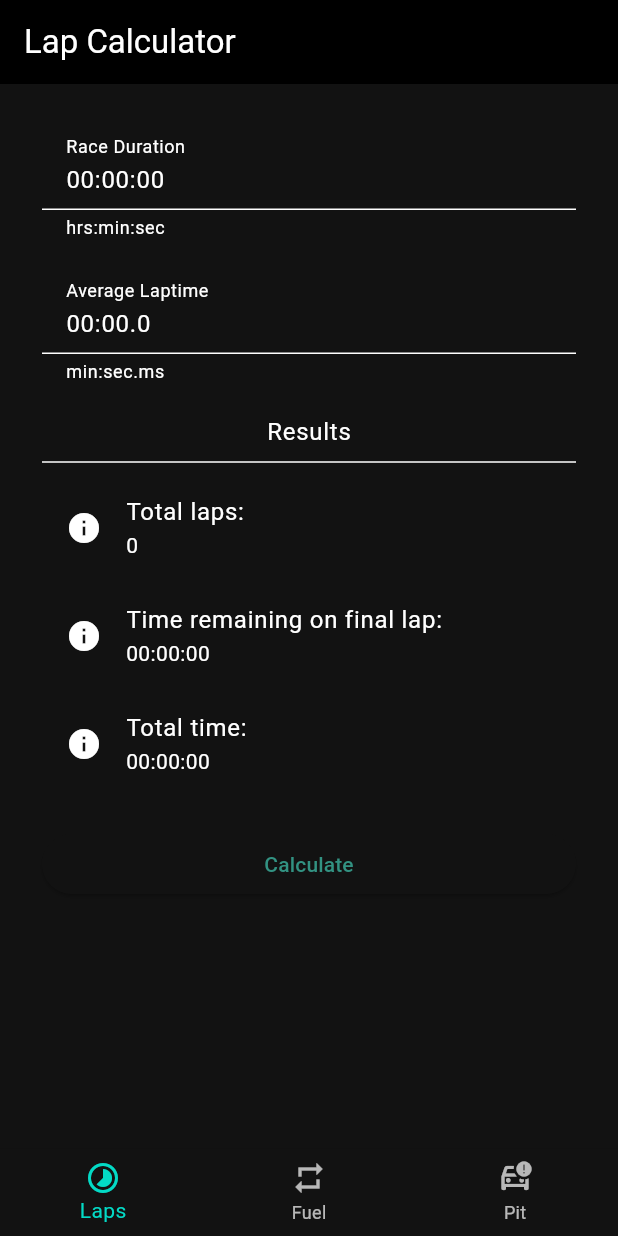
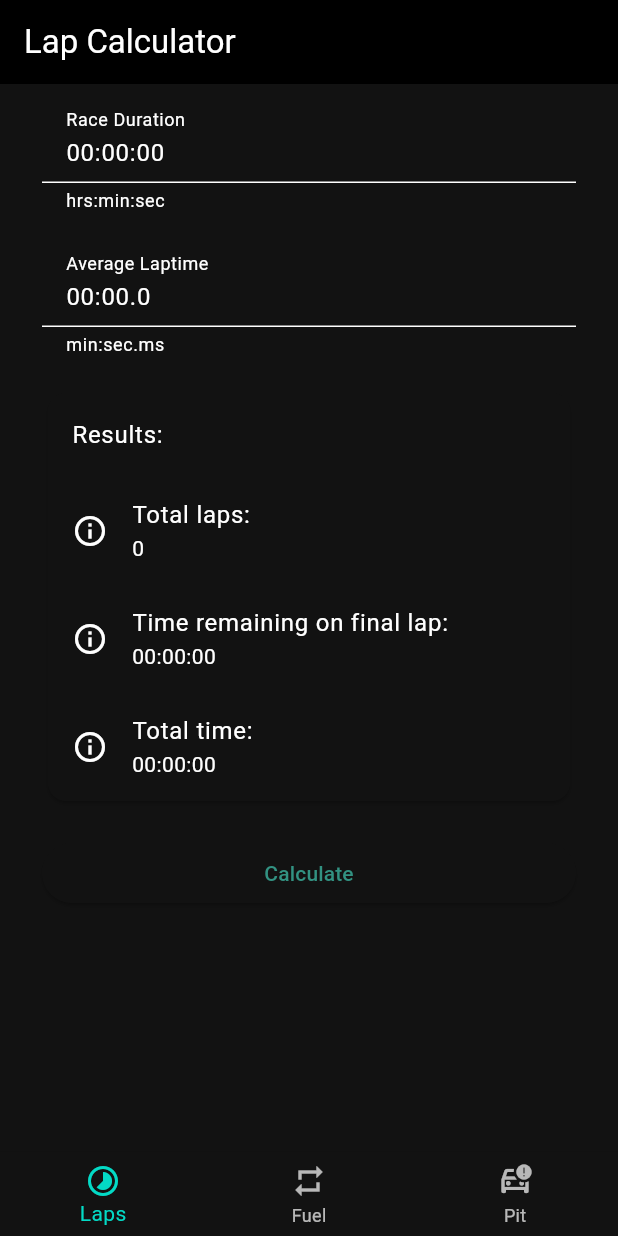
Before and after one commit to diogorsousa/race-calculator, a Flutter app: the screen it shows after launch, on a phone screen of 412 x 824 dp. Run offline on Flutter 3.47's test engine with Material 2 defaults, Android fonts, the phone set to English and light mode, and no system bars.

Commit message:
Added card with results

```diff
--- a/lib/main.dart
+++ b/lib/main.dart
@@ -1,6 +1,7 @@
 import 'package:flutter/material.dart';
-
 import 'lap_calculator/lap_calculator_service.dart';
+import 'dart:io' show Platform;
+import 'package:flutter/foundation.dart' show kIsWeb;
 
 void main() {
   runApp(const MyApp());
@@ -75,7 +76,7 @@ class _MyHomePageState extends State<MyHomePage> {
 
   Padding getForm() {
     return Padding(
-      padding: const EdgeInsets.all(28),
+      padding: const EdgeInsets.only(left: 28, right: 28, top: 10),
       child: Form(
         child: Column(
           children: <Widget>[
@@ -109,24 +110,29 @@ class _MyHomePageState extends State<MyHomePage> {
               },
             ),
             const SizedBox(height: 20),
-            Text('Results',
-                style: Theme.of(context).textTheme.bodyLarge,
-                textAlign: TextAlign.left),
-            const Divider(),
+            Card(
+              child: Column(
+                children: <Widget>[
+                  const ListTile(
+                    title: Text('Results:'),
+                  ),
                   ListTile(
-              leading: const Icon(Icons.info),
+                    leading: const Icon(Icons.info_outline),
                     title: const Text('Total laps:'),
                     subtitle: Text(_totalLaps.toString()),
                   ),
                   ListTile(
-              leading: const Icon(Icons.info),
+                    leading: const Icon(Icons.info_outline),
                     title: const Text('Time remaining on final lap:'),
                     subtitle: Text(_timeLeft),
                   ),
                   ListTile(
-              leading: const Icon(Icons.info),
+                    leading: const Icon(Icons.info_outline),
                     title: const Text('Total time:'),
                     subtitle: Text(_totalTime),
+                  )
+                ],
+              ),
             ),
             const SizedBox(height: 20),
             SizedBox(
@@ -144,8 +150,11 @@ class _MyHomePageState extends State<MyHomePage> {
     );
   }
 
-  BottomNavigationBar getBottomNavigationBar() {
-    return BottomNavigationBar(
+  SizedBox getBottomNavigationBar() {
+    return SizedBox(
+      height:
+          kIsWeb ? 90 : (Platform.isAndroid ? kBottomNavigationBarHeight : 90),
+      child: BottomNavigationBar(
         items: const <BottomNavigationBarItem>[
           BottomNavigationBarItem(
             icon: Icon(Icons.timelapse),
@@ -162,6 +171,7 @@ class _MyHomePageState extends State<MyHomePage> {
         ],
         currentIndex: 0,
         onTap: null,
+      ),
     );
   }
 }
```
Also changed, not shown: lib/firebase_options.dart (deleted), 1 other file. Lines whose indentation alone changed are shown as unchanged.
